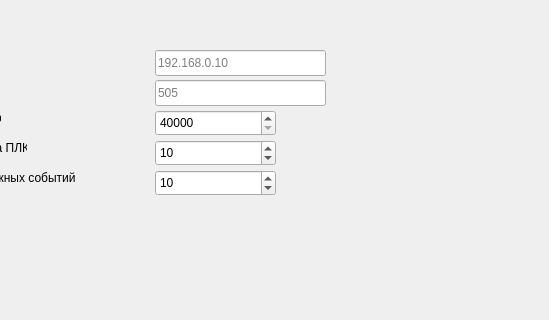
This is WindowDesign3.ui in BlackBox15/AddLoggerToAr12Config as Qt 5 draws it before an edit; both pictures show x 125 to 674 and y 0 to 320 of the 674 by 439 pixel window. The edited form follows.
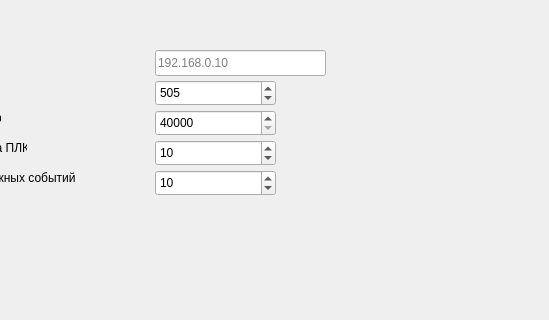
This is the edited form. Icons and pictures are not drawn.

Commit message: Ввод значения порта с помощью spinbox вместо lineedit - позволило упростить сеттер, выставив ограничения на уровне spinbox (min, max, default)

```diff
--- a/WindowDesign3.ui
+++ b/WindowDesign3.ui
@@ -50,25 +50,6 @@
     <string>Стартовый регистр</string>
    </property>
   </widget>
-  <widget class="QLineEdit" name="linePortValue">
-   <property name="geometry">
-    <rect>
-     <x>280</x>
-     <y>80</y>
-     <width>171</width>
-     <height>26</height>
-    </rect>
-   </property>
-   <property name="focusPolicy">
-    <enum>Qt::FocusPolicy::StrongFocus</enum>
-   </property>
-   <property name="inputMethodHints">
-    <set>Qt::InputMethodHint::ImhDigitsOnly</set>
-   </property>
-   <property name="placeholderText">
-    <string>505</string>
-   </property>
-  </widget>
   <widget class="QLabel" name="lblBufferLength">
    <property name="geometry">
     <rect>
@@ -298,6 +279,25 @@
     <number>10</number>
    </property>
   </widget>
+  <widget class="QSpinBox" name="spinPort">
+   <property name="geometry">
+    <rect>
+     <x>280</x>
+     <y>80</y>
+     <width>121</width>
+     <height>26</height>
+    </rect>
+   </property>
+   <property name="minimum">
+    <number>0</number>
+   </property>
+   <property name="maximum">
+    <number>65535</number>
+   </property>
+   <property name="value">
+    <number>505</number>
+   </property>
+  </widget>
   <zorder>lblStatusText</zorder>
   <zorder>lblBufferLength</zorder>
   <zorder>lblStartRegister</zorder>
```
Left out of the diff: 10 changed lines with no effect on the pictures. The commit also changes 2 other files.
